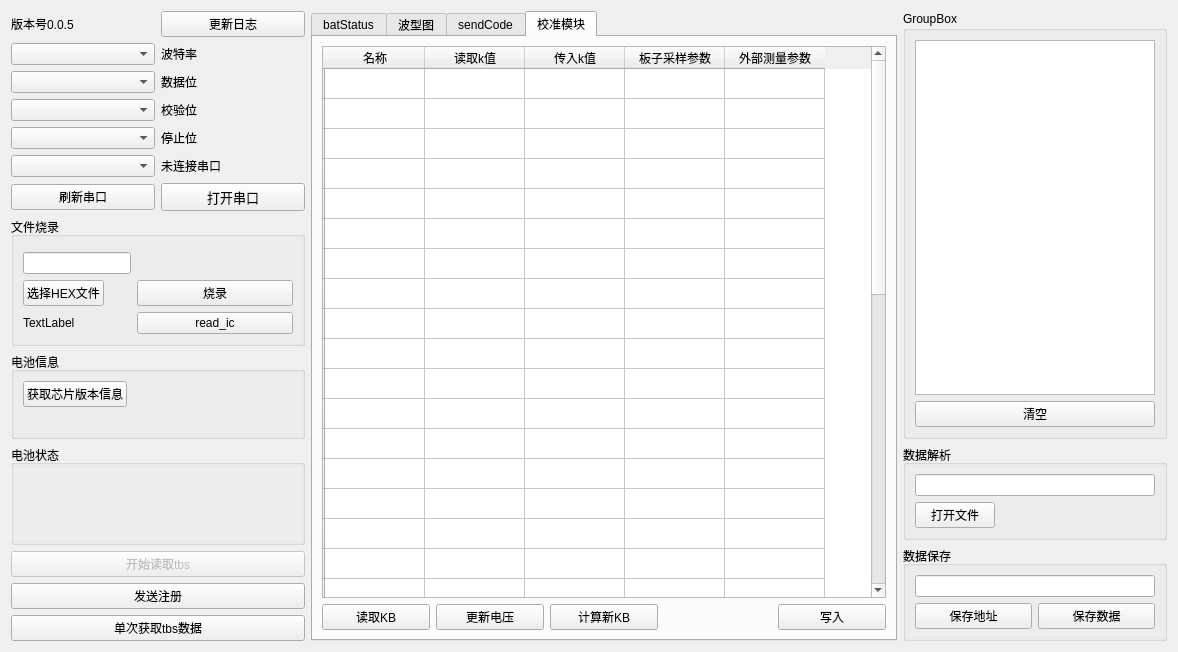
Before: the Qt Designer form qtproj/widget.ui in Fboxtt/qt_proj, drawn with Qt 5.
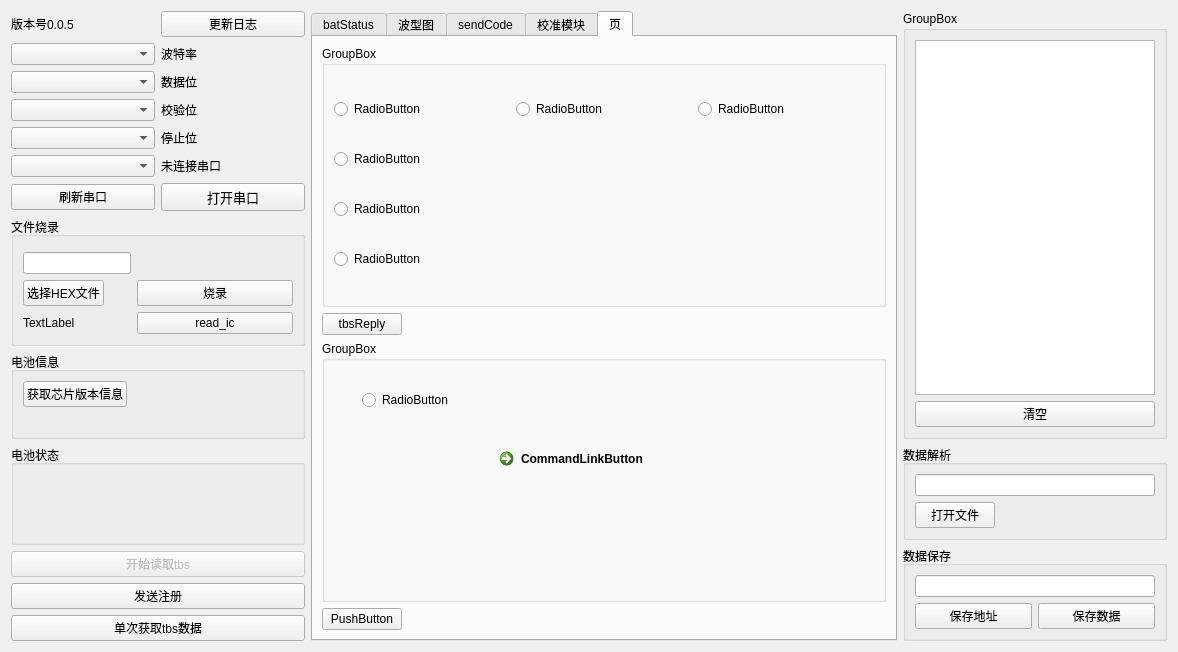
After: the same form once the commit is applied.

The edit to the form file:
```diff
--- a/qtproj/widget.ui
+++ b/qtproj/widget.ui
@@ -7,7 +7,7 @@
     <x>0</x>
     <y>0</y>
     <width>1178</width>
-    <height>605</height>
+    <height>613</height>
    </rect>
   </property>
   <property name="windowTitle">
@@ -268,7 +268,7 @@
       <enum>QTabWidget::North</enum>
      </property>
      <property name="currentIndex">
-      <number>3</number>
+      <number>4</number>
      </property>
      <widget class="QWidget" name="tab_3">
       <attribute name="title">
@@ -888,6 +888,137 @@
        </item>
       </layout>
      </widget>
+     <widget class="QWidget" name="tab_4">
+      <attribute name="title">
+       <string>页</string>
+      </attribute>
+      <layout class="QGridLayout" name="gridLayout_20">
+       <item row="1" column="0">
+        <widget class="QPushButton" name="tbsReply">
+         <property name="text">
+          <string>tbsReply</string>
+         </property>
+        </widget>
+       </item>
+       <item row="1" column="1">
+        <spacer name="horizontalSpacer_3">
+         <property name="orientation">
+          <enum>Qt::Horizontal</enum>
+         </property>
+         <property name="sizeHint" stdset="0">
+          <size>
+           <width>40</width>
+           <height>20</height>
+          </size>
+         </property>
+        </spacer>
+       </item>
+       <item row="0" column="0" colspan="2">
+        <widget class="QGroupBox" name="groupBox_11">
+         <property name="title">
+          <string>GroupBox</string>
+         </property>
+         <layout class="QGridLayout" name="gridLayout_21">
+          <item row="3" column="0">
+           <widget class="QRadioButton" name="radioButton_3">
+            <property name="text">
+             <string>RadioButton</string>
+            </property>
+           </widget>
+          </item>
+          <item row="2" column="0">
+           <widget class="QRadioButton" name="radioButton_2">
+            <property name="text">
+             <string>RadioButton</string>
+            </property>
+           </widget>
+          </item>
+          <item row="1" column="0">
+           <widget class="QRadioButton" name="radioButton">
+            <property name="text">
+             <string>RadioButton</string>
+            </property>
+           </widget>
+          </item>
+          <item row="4" column="0">
+           <widget class="QRadioButton" name="radioButton_4">
+            <property name="text">
+             <string>RadioButton</string>
+            </property>
+           </widget>
+          </item>
+          <item row="1" column="1">
+           <widget class="QRadioButton" name="radioButton_6">
+            <property name="text">
+             <string>RadioButton</string>
+            </property>
+           </widget>
+          </item>
+          <item row="1" column="2">
+           <widget class="QRadioButton" name="radioButton_7">
+            <property name="text">
+             <string>RadioButton</string>
+            </property>
+           </widget>
+          </item>
+         </layout>
+        </widget>
+       </item>
+       <item row="3" column="0">
+        <widget class="QPushButton" name="pushButton_13">
+         <property name="text">
+          <string>PushButton</string>
+         </property>
+        </widget>
+       </item>
+       <item row="2" column="0" colspan="2">
+        <widget class="QGroupBox" name="groupBox_12">
+         <property name="title">
+          <string>GroupBox</string>
+         </property>
+         <widget class="QCommandLinkButton" name="commandLinkButton">
+          <property name="geometry">
+           <rect>
+            <x>170</x>
+            <y>100</y>
+            <width>168</width>
+            <height>41</height>
+           </rect>
+          </property>
+          <property name="text">
+           <string>CommandLinkButton</string>
+          </property>
+         </widget>
+         <widget class="QRadioButton" name="radioButton_5">
+          <property name="geometry">
+           <rect>
+            <x>40</x>
+            <y>50</y>
+            <width>91</width>
+            <height>18</height>
+           </rect>
+          </property>
+          <property name="text">
+           <string>RadioButton</string>
+          </property>
+         </widget>
+        </widget>
+       </item>
+       <item row="3" column="1">
+        <spacer name="horizontalSpacer_4">
+         <property name="orientation">
+          <enum>Qt::Horizontal</enum>
+         </property>
+         <property name="sizeHint" stdset="0">
+          <size>
+           <width>40</width>
+           <height>20</height>
+          </size>
+         </property>
+        </spacer>
+       </item>
+      </layout>
+     </widget>
     </widget>
    </item>
    <item row="3" column="0">
```
